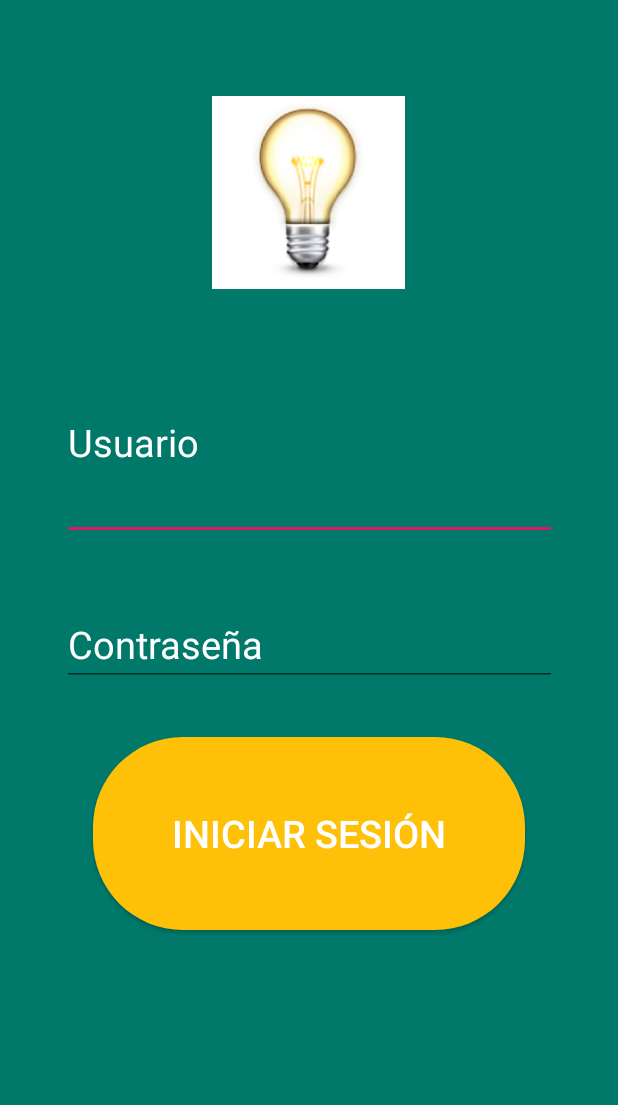
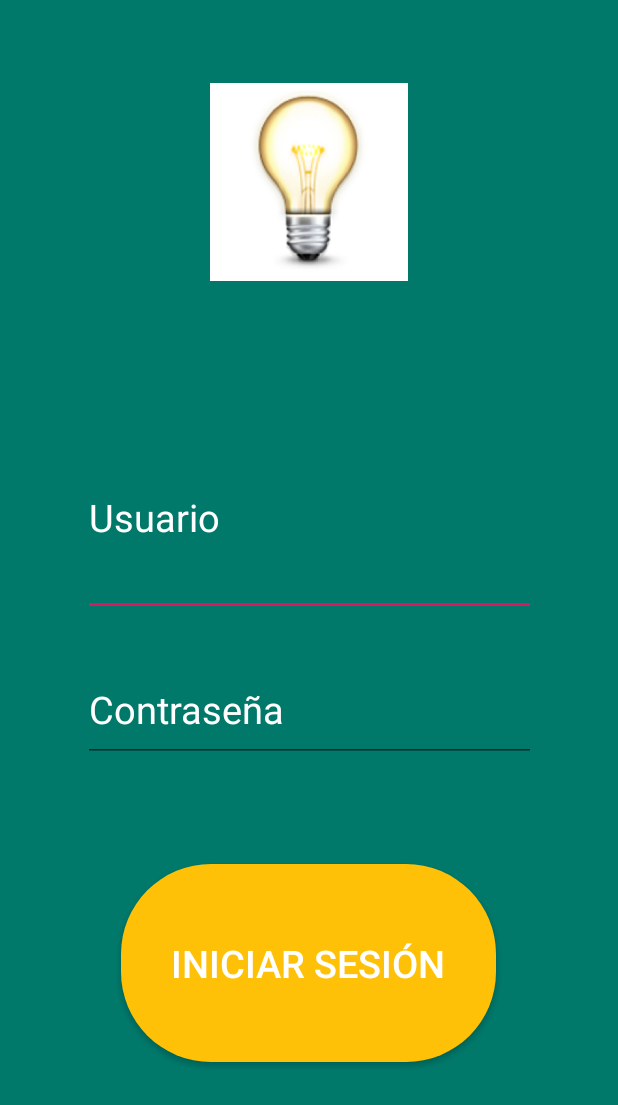
Before and after one commit to FerNanDoAnc/Edel_Home, an Android app: the layout activity_login.xml on its own in the app's theme, with its tools: preview values and no code run, on a phone screen of 412 x 824 dp. Shown: the top 1105 px of the screen. Run offline under Robolectric (Android 15) with nearby library versions, the phone set to English and light mode, and no system bars.

Commit message:
Se creo el layout activity_login

```diff
--- a/app/src/main/res/layout/activity_login.xml
+++ b/app/src/main/res/layout/activity_login.xml
@@ -7,54 +7,47 @@
     android:background="#00796B"
     tools:context=".LoginActivity">
 
-    <TextView
-        android:id="@+id/textView"
-        android:layout_width="wrap_content"
-        android:layout_height="wrap_content"
-        android:layout_marginTop="48dp"
-        android:text=""
-        android:textSize="60sp"
-        app:layout_constraintEnd_toEndOf="parent"
-        app:layout_constraintStart_toStartOf="parent"
-        app:layout_constraintTop_toTopOf="parent" />
-
 
     <ImageView
         android:id="@+id/imageView"
-        android:layout_width="158dp"
+        android:layout_width="229dp"
         android:layout_height="0dp"
         android:layout_below="@+id/textView"
         android:layout_centerHorizontal="true"
-        android:layout_marginTop="64dp"
-        android:layout_marginBottom="38dp"
+        android:layout_marginStart="32dp"
+        android:layout_marginTop="55dp"
+        android:layout_marginEnd="32dp"
+        android:layout_marginBottom="60dp"
         android:src="@drawable/foco1"
         app:layout_constraintBottom_toTopOf="@+id/usuario"
         app:layout_constraintEnd_toEndOf="parent"
-        app:layout_constraintHorizontal_bias="0.498"
         app:layout_constraintStart_toStartOf="parent"
         app:layout_constraintTop_toTopOf="parent" />
 
     <EditText
         android:id="@+id/usuario"
-        android:layout_width="330dp"
+        android:layout_width="302dp"
         android:layout_height="0dp"
-        android:layout_marginBottom="42dp"
+        android:layout_marginStart="8dp"
+        android:layout_marginTop="32dp"
+        android:layout_marginEnd="8dp"
+        android:layout_marginBottom="165dp"
         android:ems="10"
         android:hint="Usuario"
         android:inputType="textPersonName"
         android:textColor="#FFFFFF"
         android:textColorHint="#FFFFFF"
         android:textSize="25dp"
-        app:layout_constraintBottom_toTopOf="@+id/clave"
+        app:layout_constraintBottom_toTopOf="@+id/btn"
         app:layout_constraintEnd_toEndOf="parent"
         app:layout_constraintStart_toStartOf="parent"
         app:layout_constraintTop_toBottomOf="@+id/imageView" />
 
     <EditText
         android:id="@+id/clave"
-        android:layout_width="330dp"
-        android:layout_height="wrap_content"
-        android:layout_marginBottom="34dp"
+        android:layout_width="302dp"
+        android:layout_height="69dp"
+        android:layout_marginBottom="68dp"
         android:ems="10"
         android:hint="Contraseña"
         android:inputType="textPassword"
@@ -63,15 +56,14 @@
         android:textSize="25dp"
         app:layout_constraintBottom_toTopOf="@+id/btn"
         app:layout_constraintEnd_toEndOf="parent"
-        app:layout_constraintStart_toStartOf="parent"
-        app:layout_constraintTop_toBottomOf="@+id/usuario" />
+        app:layout_constraintStart_toStartOf="parent" />
 
     <Button
         android:id="@+id/btn"
-        android:layout_width="288dp"
+        android:layout_width="250dp"
 
         android:layout_height="0dp"
-        android:layout_marginBottom="204dp"
+        android:layout_marginBottom="116dp"
         android:background="@drawable/btn"
         android:onClick="Login"
         android:text="Iniciar sesión"
@@ -79,8 +71,9 @@
         android:textSize="25dp"
         app:layout_constraintBottom_toBottomOf="parent"
         app:layout_constraintEnd_toEndOf="parent"
+        app:layout_constraintHorizontal_bias="0.496"
         app:layout_constraintStart_toStartOf="parent"
-        app:layout_constraintTop_toBottomOf="@+id/clave" />
+        app:layout_constraintTop_toBottomOf="@+id/usuario" />
 
 
 </android.support.constraint.ConstraintLayout>
```
